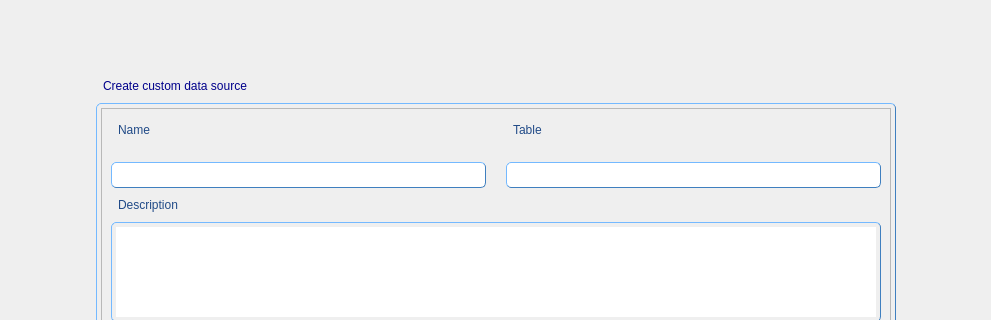
Above: QBuilder/QBuilder/src/createdatasourceform.ui from Rork96/QtProjects before the change; both pictures show x 0 to 991 and y 0 to 320 of the 991 by 677 pixel window. Below: the same form after it.
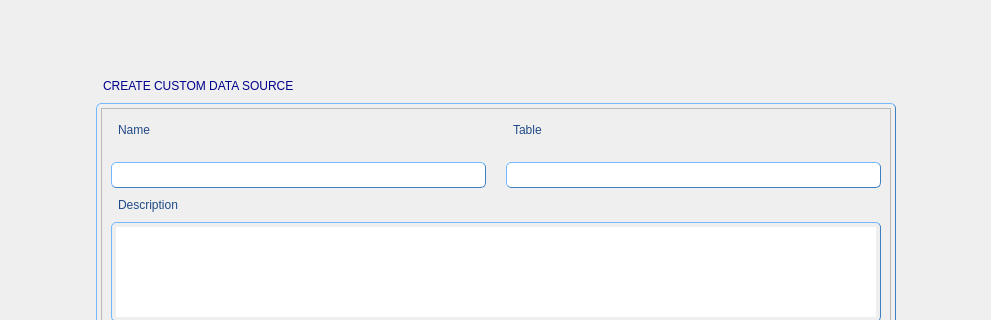
That is the form after the change. Custom widgets are drawn as their Qt base class.

Diff of the .ui file:
```diff
--- a/QBuilder/QBuilder/src/createdatasourceform.ui
+++ b/QBuilder/QBuilder/src/createdatasourceform.ui
@@ -426,7 +426,7 @@
               }</string>
      </property>
      <property name="text">
-      <string>Create custom data source</string>
+      <string>CREATE CUSTOM DATA SOURCE</string>
      </property>
     </widget>
    </item>
```
Left out of the diff: 2 changed lines with no effect on the pictures. Lines whose indentation alone changed are shown as unchanged.
